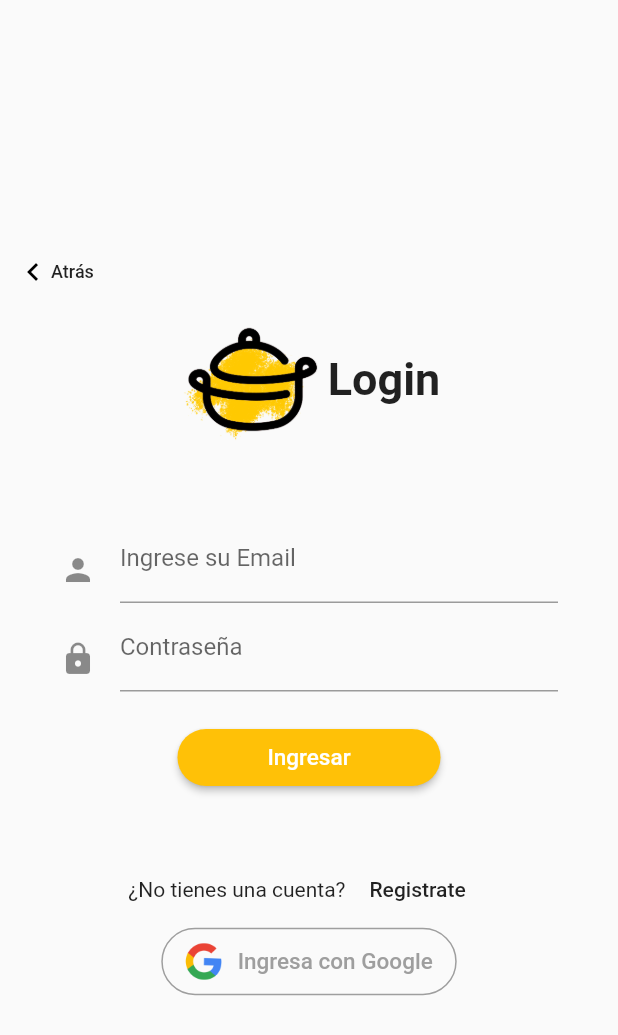
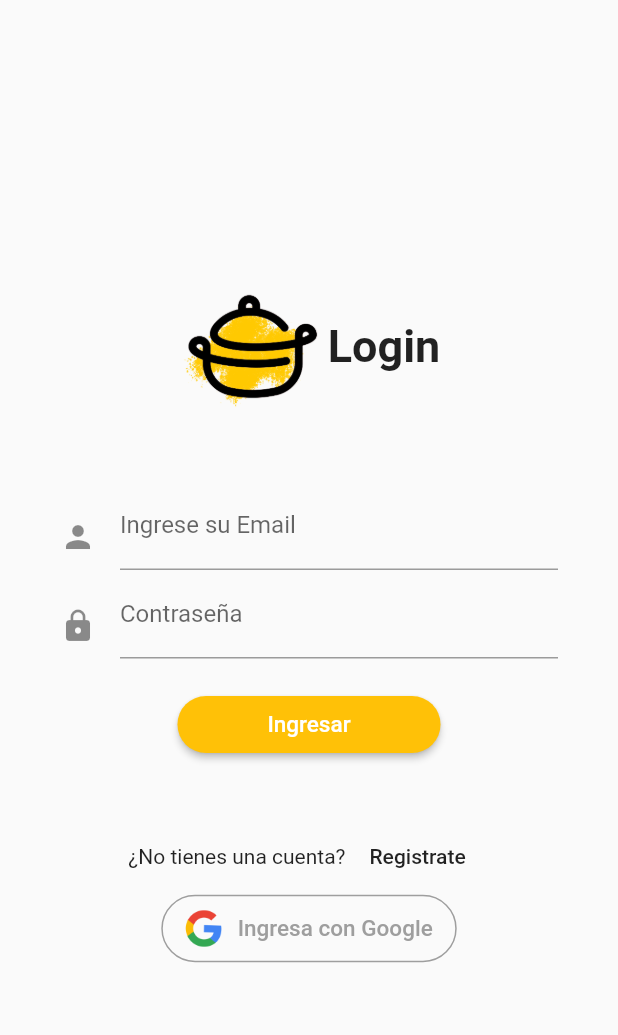
Before and after one commit to FabianMariqueo/appetito, a Flutter app: the screen it shows after launch, after a tap on "Iniciar Sesión", on a phone screen of 412 x 824 dp. Shown: the top 1035 px of the screen. Run offline on Flutter 3.47's test engine with Material 2 defaults, Android fonts, the phone set to English and light mode, and no system bars; our stand-ins replace carousel_slider, cloud_firestore, firebase_auth, firebase_core, firebase_storage, flutter_datetime_picker and 4 more; missing offline and left inert: dart:ffi; accounts and stored records are empty; generated files the repository leaves out were written again.

Commit message:
Correccion navegación página de login

```diff
--- a/lib/src/pages/app.dart
+++ b/lib/src/pages/app.dart
@@ -1,4 +1,5 @@
 import 'package:appetito/src/models/user-appetito.dart';
+import 'package:appetito/src/pages/authentication/authentication.dart';
 import 'package:appetito/src/pages/authentication/welcome.dart';
 import 'package:appetito/src/pages/home/home.dart';
 import 'package:flutter/material.dart';
@@ -13,7 +14,7 @@ class AppPage extends StatelessWidget {
     final user = Provider.of<UserAppetito>(context);
 
     if (user == null) {
-      return WelcomePage();
+      return Authentication();
     } else {
       return HomePage();
     }
--- a/lib/src/pages/authentication/authentication.dart
+++ b/lib/src/pages/authentication/authentication.dart
@@ -1,5 +1,6 @@
 import 'package:appetito/src/pages/authentication/sign_in.dart';
 import 'package:appetito/src/pages/authentication/sign_up.dart';
+import 'package:appetito/src/pages/authentication/welcome.dart';
 import 'package:flutter/cupertino.dart';
 
 class Authentication extends StatefulWidget {
@@ -9,20 +10,38 @@ class Authentication extends StatefulWidget {
 
 class _AuthenticationState extends State<Authentication> {
   bool showSingnIn = true;
+  bool showWelcome = true;
 
   // Intercambiar entre Login y registro
-  void toogleView() {
+  void showSignInPage(bool show) {
     setState(() {
-      showSingnIn = !showSingnIn;
+      showSingnIn = show;
+    });
+  }
+
+  void showWelcomePage(bool show) {
+    setState(() {
+      showWelcome = show;
     });
   }
 
   @override
   Widget build(BuildContext context) {
-    if (showSingnIn) {
-      return SignInPage(toogleView: toogleView);
+    if (showWelcome) {
+      return WelcomePage(
+          showSignIn: showSignInPage, showWelcome: showWelcomePage);
     } else {
-      return SignUpPage(toogleView: toogleView);
+      if (showSingnIn) {
+        return SignInPage(
+          showSignIn: showSignInPage,
+          showWelcome: showWelcomePage,
+        );
+      } else {
+        return SignUpPage(
+          showSignIn: showSignInPage,
+          showWelcome: showWelcomePage,
+        );
+      }
     }
   }
 }
--- a/lib/src/pages/authentication/sign_in.dart
+++ b/lib/src/pages/authentication/sign_in.dart
@@ -8,16 +8,16 @@ import 'package:flutter/material.dart';
 class SignInPage extends StatefulWidget {
   static String tag = '/signin';
 
-  final Function toogleView;
+  final Function showSignIn;
+  final Function showWelcome;
 
-  SignInPage({this.toogleView});
+  SignInPage({this.showSignIn, this.showWelcome});
 
   @override
   _SignInPageState createState() => _SignInPageState();
 }
 
 class _SignInPageState extends State<SignInPage> {
-
   // Servicio de Authentication
   final AuthService _authService = AuthService();
 
@@ -36,11 +36,15 @@ class _SignInPageState extends State<SignInPage> {
         ? Loading()
         : Scaffold(
             body: Center(
+            child: SingleChildScrollView(
               child: Column(
                 mainAxisAlignment: MainAxisAlignment.center,
                 children: <Widget>[
-                  _backButton(),
-                  Row(
+                  FlatButton(
+                    onPressed: () {
+                      widget.showWelcome(true);
+                    },
+                    child: Row(
                       mainAxisAlignment: MainAxisAlignment.center,
                       children: [
                         Image.asset(
@@ -57,6 +61,7 @@ class _SignInPageState extends State<SignInPage> {
                         ),
                       ],
                     ),
+                  ),
                   _loginInput(),
                   //const SizedBox(height: 5.0),
                   Row(
@@ -65,7 +70,7 @@ class _SignInPageState extends State<SignInPage> {
                       Text("¿No tienes una cuenta?"),
                       FlatButton(
                         onPressed: () {
-                          widget.toogleView();
+                          widget.showSignIn(false);
                         },
                         child: Text(
                           "Registrate",
@@ -77,7 +82,7 @@ class _SignInPageState extends State<SignInPage> {
                 ],
               ),
             ),
-          );
+          ));
   }
 
   Widget _loginInput() {
--- a/lib/src/pages/authentication/welcome.dart
+++ b/lib/src/pages/authentication/welcome.dart
@@ -1,10 +1,11 @@
 import 'package:flutter/material.dart';
 
-import 'package:appetito/src/pages/authentication/sign_in.dart';
-import 'package:appetito/src/pages/authentication/sign_up.dart';
+class WelcomePage extends StatefulWidget {
+  final Function showSignIn;
+  final Function showWelcome;
 
-class WelcomePage extends StatefulWidget {
-  WelcomePage({Key key, this.title}) : super(key: key);
+  WelcomePage({Key key, this.title, this.showSignIn, this.showWelcome})
+      : super(key: key);
 
   final String title;
 
@@ -16,8 +17,10 @@ class _WelcomePageState extends State<WelcomePage> {
   Widget _submitButton() {
     return InkWell(
       onTap: () {
-        Navigator.push(
-            context, MaterialPageRoute(builder: (context) => SignInPage()));
+        // Navigator.push(
+        //     context, MaterialPageRoute(builder: (context) => SignInPage()));
+        widget.showSignIn(true);
+        widget.showWelcome(false);
       },
       child: Container(
         width: MediaQuery.of(context).size.width,
@@ -37,8 +40,10 @@ class _WelcomePageState extends State<WelcomePage> {
   Widget _signUpButton() {
     return InkWell(
       onTap: () {
-        Navigator.push(
-            context, MaterialPageRoute(builder: (context) => SignUpPage()));
+        // Navigator.push(
+        //     context, MaterialPageRoute(builder: (context) => SignUpPage()));
+        widget.showSignIn(false);
+        widget.showWelcome(false);
       },
       child: Container(
         width: MediaQuery.of(context).size.width,
```
Also changed, not shown: lib/src/pages/authentication/sign_up.dart (+10 -6 lines). Lines whose indentation alone changed are shown as unchanged.
